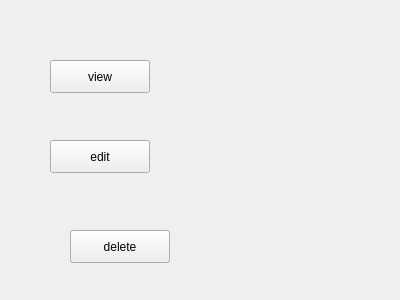
The window that customereditwindow.ui (anashaybani/Bank) describes before a commit, drawn with Qt 5.
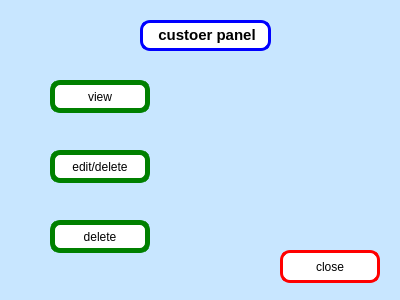
The same window after the commit.

Patch:
```diff
--- a/customereditwindow.ui
+++ b/customereditwindow.ui
@@ -13,15 +13,27 @@
   <property name="windowTitle">
    <string>Form</string>
   </property>
+  <property name="styleSheet">
+   <string notr="true">background-color: rgb(200, 230, 255);
+color: rgb(0, 0, 0);</string>
+  </property>
   <widget class="QPushButton" name="viewButton">
    <property name="geometry">
     <rect>
      <x>50</x>
-     <y>60</y>
+     <y>80</y>
      <width>100</width>
      <height>33</height>
     </rect>
    </property>
+   <property name="styleSheet">
+    <string notr="true">border:5px solid green;
+font: 10pt &quot;Segoe UI&quot;;
+background: rgb(255, 255, 255);
+color: rgb(0, 0, 0);
+gridline-color: rgb(0, 0, 0);
+border-radius:10px;</string>
+   </property>
    <property name="text">
     <string>view</string>
    </property>
@@ -30,28 +42,86 @@
    <property name="geometry">
     <rect>
      <x>50</x>
-     <y>140</y>
+     <y>150</y>
      <width>100</width>
      <height>33</height>
     </rect>
    </property>
+   <property name="styleSheet">
+    <string notr="true">border:5px solid green;
+font: 10pt &quot;Segoe UI&quot;;
+background: rgb(255, 255, 255);
+color: rgb(0, 0, 0);
+gridline-color: rgb(0, 0, 0);
+border-radius:10px;</string>
+   </property>
    <property name="text">
-    <string>edit</string>
+    <string>edit/delete</string>
    </property>
   </widget>
   <widget class="QPushButton" name="deleteButton">
    <property name="geometry">
     <rect>
-     <x>70</x>
-     <y>230</y>
+     <x>50</x>
+     <y>220</y>
      <width>100</width>
      <height>33</height>
     </rect>
    </property>
+   <property name="styleSheet">
+    <string notr="true">border:5px solid green;
+font: 10pt &quot;Segoe UI&quot;;
+background: rgb(255, 255, 255);
+color: rgb(0, 0, 0);
+gridline-color: rgb(0, 0, 0);
+border-radius:10px;</string>
+   </property>
    <property name="text">
     <string>delete</string>
    </property>
   </widget>
+  <widget class="QPushButton" name="closeButton">
+   <property name="geometry">
+    <rect>
+     <x>280</x>
+     <y>250</y>
+     <width>100</width>
+     <height>33</height>
+    </rect>
+   </property>
+   <property name="styleSheet">
+    <string notr="true">border:3px solid red;
+font: 10pt &quot;Segoe UI&quot;;
+background: rgb(255, 255, 255);
+color: rgb(0, 0, 0);
+gridline-color: rgb(0, 0, 0);
+border-radius:10px;</string>
+   </property>
+   <property name="text">
+    <string>close</string>
+   </property>
+  </widget>
+  <widget class="QLabel" name="label">
+   <property name="geometry">
+    <rect>
+     <x>140</x>
+     <y>20</y>
+     <width>131</width>
+     <height>31</height>
+    </rect>
+   </property>
+   <property name="styleSheet">
+    <string notr="true">border:3px solid blue;
+font: 10pt &quot;Segoe UI&quot;;
+background: rgb(255, 255, 255);
+color: rgb(0, 0, 0);
+gridline-color: rgb(0, 0, 0);
+border-radius:10px;</string>
+   </property>
+   <property name="text">
+    <string>&lt;html&gt;&lt;head/&gt;&lt;body&gt;&lt;p align=&quot;center&quot;&gt;&lt;span style=&quot; font-size:11pt; font-weight:700;&quot;&gt;custoer panel&lt;/span&gt;&lt;/p&gt;&lt;/body&gt;&lt;/html&gt;</string>
+   </property>
+  </widget>
  </widget>
  <resources/>
  <connections/>
```
